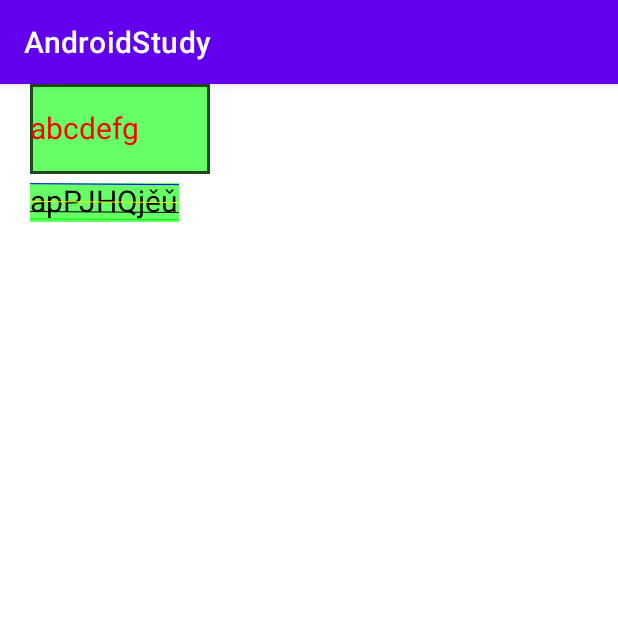
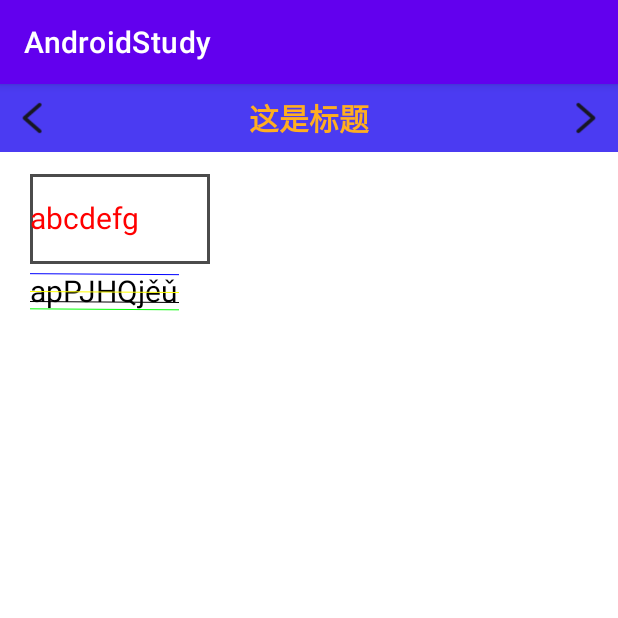
Before and after one commit to ljzjohnliu/JavaStudy, an Android app: the TestCustomViewActivity screen opened directly, with no data from a screen before it, on a phone screen of 412 x 824 dp, the top half of it. Run offline under Robolectric (Android 15) with nearby library versions, the phone set to English and light mode, and no system bars; our stand-ins replace ButterKnife.

Commit message:
自定义组合控件

```diff
--- /dev/null
+++ b/app/src/main/java/com/study/android/customview/HeaderView.java
@@ -0,0 +1,80 @@
+package com.study.android.customview;
+
+import android.content.Context;
+import android.content.res.TypedArray;
+import android.graphics.Color;
+import android.text.TextUtils;
+import android.util.AttributeSet;
+import android.util.Log;
+import android.view.LayoutInflater;
+import android.widget.ImageView;
+import android.widget.RelativeLayout;
+import android.widget.TextView;
+
+import com.study.android.R;
+
+/**
+ *
+ */
+public class HeaderView extends RelativeLayout {
+
+    private static final String TAG = "HeaderView";
+
+    ImageView imgLeft;
+    ImageView imgRight;
+    TextView textCenter;
+    RelativeLayout layoutRoot;
+
+    private int background;
+    private int textColor;
+
+    public HeaderView(Context context) {
+        super(context);
+    }
+
+    public HeaderView(Context context, AttributeSet attrs) {
+        super(context, attrs);
+        TypedArray typedArray = context.obtainStyledAttributes(attrs, R.styleable.HeaderView);
+        background = typedArray.getColor(R.styleable.HeaderView_background, Color.WHITE);
+        textColor = typedArray.getColor(R.styleable.HeaderView_titleColor, Color.BLACK);
+        typedArray.recycle();
+        Log.d(TAG, "HeaderView: background = " + background + ", textColor = " + textColor);
+        initView(context);
+    }
+
+    public HeaderView(Context context, AttributeSet attrs, int defStyleAttr) {
+        super(context, attrs, defStyleAttr);
+    }
+
+    public HeaderView(Context context, AttributeSet attrs, int defStyleAttr, int defStyleRes) {
+        super(context, attrs, defStyleAttr, defStyleRes);
+    }
+
+    //初始化UI，可根据业务需求设置默认值。
+    private void initView(Context context) {
+        LayoutInflater.from(context).inflate(R.layout.view_header, this, true);
+        imgLeft = findViewById(R.id.header_left_img);
+        imgRight = findViewById(R.id.header_right_img);
+        textCenter = findViewById(R.id.header_center_text);
+        layoutRoot = findViewById(R.id.header_root_layout);
+        layoutRoot.setBackgroundColor(background);
+        textCenter.setTextColor(textColor);
+    }
+
+    //设置标题文字的方法
+    public void setTitle(String title) {
+        if (!TextUtils.isEmpty(title)) {
+            textCenter.setText(title);
+        }
+    }
+
+    //对左边按钮设置事件的方法
+    public void setLeftListener(OnClickListener onClickListener) {
+        imgLeft.setOnClickListener(onClickListener);
+    }
+
+    //对右边按钮设置事件的方法
+    public void setRightListener(OnClickListener onClickListener) {
+        imgRight.setOnClickListener(onClickListener);
+    }
+}
--- a/app/src/main/java/com/study/android/customview/TestCustomViewActivity.java
+++ b/app/src/main/java/com/study/android/customview/TestCustomViewActivity.java
@@ -1,15 +1,20 @@
 package com.study.android.customview;
 
 import android.os.Bundle;
+import android.util.Log;
 
 import androidx.appcompat.app.AppCompatActivity;
 
 import com.study.android.R;
 
+import butterknife.BindView;
 import butterknife.ButterKnife;
 
 public class TestCustomViewActivity extends AppCompatActivity {
     private static final String TAG = "TestCustomView";
+
+    @BindView(R.id.head_view)
+    HeaderView headView;
 
     @Override
     protected void onCreate(Bundle savedInstanceState) {
@@ -17,6 +22,9 @@ public class TestCustomViewActivity extends AppCompatActivity {
         setContentView(R.layout.activity_test_custom);
         ButterKnife.bind(this);
 
+        headView.setTitle("这是标题");
+        headView.setLeftListener(view -> Log.d(TAG, "left icon is onClicked!"));
+        headView.setRightListener(view -> Log.d(TAG, "right icon is onClicked!"));
     }
 
     @Override
--- a/app/src/main/res/layout/activity_test_custom.xml
+++ b/app/src/main/res/layout/activity_test_custom.xml
@@ -7,11 +7,18 @@
     android:orientation="vertical"
     tools:context="com.study.android.activity.MainActivity">
 
+    <com.study.android.customview.HeaderView
+        android:id="@+id/head_view"
+        android:layout_width="match_parent"
+        android:layout_height="60dp"
+        app:background="@color/color_4b3bf2"
+        app:titleColor="@color/colorLabelYellow"/>
+
     <com.study.android.customview.TestView
         android:layout_width="120dp"
         android:layout_height="60dp"
         android:layout_marginStart="20dp"
-        android:background="#9900FF00"
+        android:background="#0000FF00"
         app:text="hello world"
         app:txtSize="520" />
 
@@ -20,7 +27,7 @@
         android:layout_height="wrap_content"
         android:layout_marginStart="20dp"
         android:layout_marginTop="6dp"
-        android:background="#9900FF00"
+        android:background="#0000FF00"
         app:innerColor="@color/black"
         app:text="hello world" />
 
--- /dev/null
+++ b/app/src/main/res/layout/view_header.xml
@@ -0,0 +1,36 @@
+<RelativeLayout xmlns:android="http://schemas.android.com/apk/res/android"
+    android:id="@+id/header_root_layout"
+    android:layout_width="match_parent"
+    android:layout_height="45dp"
+    android:background="#FFFFFF">
+
+    <ImageView
+        android:id="@+id/header_left_img"
+        android:layout_width="45dp"
+        android:layout_height="45dp"
+        android:layout_alignParentStart="true"
+        android:scaleType="fitCenter"
+        android:src="@drawable/icon_back" />
+
+    <TextView
+        android:id="@+id/header_center_text"
+        android:layout_width="wrap_content"
+        android:layout_height="wrap_content"
+        android:layout_centerInParent="true"
+        android:ellipsize="end"
+        android:lines="1"
+        android:maxLines="11"
+        android:text="title"
+        android:textColor="#000000"
+        android:textSize="20sp"
+        android:textStyle="bold" />
+
+    <ImageView
+        android:id="@+id/header_right_img"
+        android:layout_width="45dp"
+        android:layout_height="45dp"
+        android:layout_alignParentEnd="true"
+        android:scaleType="fitCenter"
+        android:src="@drawable/icon_enter" />
+
+</RelativeLayout>
--- a/app/src/main/res/values/attrs.xml
+++ b/app/src/main/res/values/attrs.xml
@@ -8,4 +8,9 @@
     <declare-styleable name="SelfView">
         <attr name="innerColor" format="reference" />
     </declare-styleable>
+
+    <declare-styleable name="HeaderView">
+        <attr name="background" format="reference" />
+        <attr name="titleColor" format="reference" />
+    </declare-styleable>
 </resources>
--- a/app/src/main/res/values/colors.xml
+++ b/app/src/main/res/values/colors.xml
@@ -7,4 +7,7 @@
     <color name="teal_700">#FF018786</color>
     <color name="black">#FF000000</color>
     <color name="white">#FFFFFFFF</color>
+    <color name="green">#FF00FF00</color>
+    <color name="color_4b3bf2">#4b3bf2</color>
+    <color name="colorLabelYellow">#FFAE20</color>
 </resources>
```
Also changed, not shown: app/src/main/res/drawable/ic_ok.png (added), app/src/main/res/drawable/icon_back.png (added), app/src/main/res/drawable/icon_enter.png (added).
